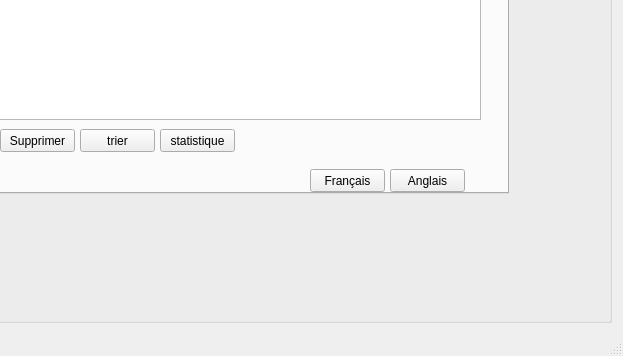
Qt form mainwindow.ui (nyrouz911/Smart-Dry-Cleaner-2A13) before a commit; both pictures show x 273 to 896 and y 325 to 681 of the 896 by 681 pixel window.
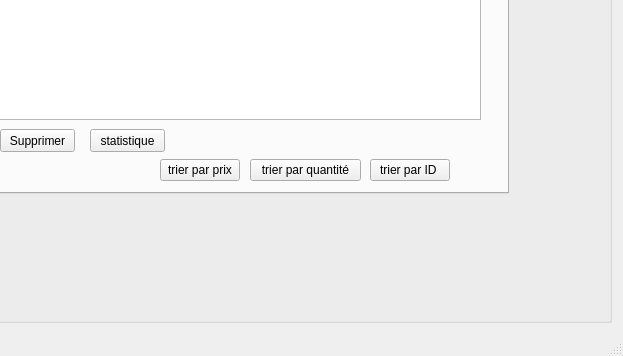
The same form after that commit.

The edit to the form file:
```diff
--- a/mainwindow.ui
+++ b/mainwindow.ui
@@ -200,23 +200,10 @@
           <string>Supprimer</string>
          </property>
         </widget>
-        <widget class="QPushButton" name="pushButton_4">
-         <property name="geometry">
-          <rect>
-           <x>300</x>
-           <y>370</y>
-           <width>75</width>
-           <height>23</height>
-          </rect>
-         </property>
-         <property name="text">
-          <string>trier</string>
-         </property>
-        </widget>
         <widget class="QPushButton" name="pushButton_5">
          <property name="geometry">
           <rect>
-           <x>380</x>
+           <x>310</x>
            <y>370</y>
            <width>75</width>
            <height>23</height>
@@ -226,32 +213,6 @@
           <string>statistique</string>
          </property>
         </widget>
-        <widget class="QPushButton" name="pushButton_6">
-         <property name="geometry">
-          <rect>
-           <x>530</x>
-           <y>410</y>
-           <width>75</width>
-           <height>23</height>
-          </rect>
-         </property>
-         <property name="text">
-          <string>Français</string>
-         </property>
-        </widget>
-        <widget class="QPushButton" name="pushButton_7">
-         <property name="geometry">
-          <rect>
-           <x>610</x>
-           <y>410</y>
-           <width>75</width>
-           <height>23</height>
-          </rect>
-         </property>
-         <property name="text">
-          <string>Anglais</string>
-         </property>
-        </widget>
         <widget class="QLabel" name="label_6">
          <property name="geometry">
           <rect>
@@ -288,6 +249,45 @@
           <string>inserer image</string>
          </property>
         </widget>
+        <widget class="QPushButton" name="pushButton_6">
+         <property name="geometry">
+          <rect>
+           <x>470</x>
+           <y>400</y>
+           <width>111</width>
+           <height>22</height>
+          </rect>
+         </property>
+         <property name="text">
+          <string>trier par quantité</string>
+         </property>
+        </widget>
+        <widget class="QPushButton" name="pushButton_7">
+         <property name="geometry">
+          <rect>
+           <x>590</x>
+           <y>400</y>
+           <width>80</width>
+           <height>22</height>
+          </rect>
+         </property>
+         <property name="text">
+          <string>trier par ID </string>
+         </property>
+        </widget>
+        <widget class="QPushButton" name="pushButton_4">
+         <property name="geometry">
+          <rect>
+           <x>380</x>
+           <y>400</y>
+           <width>80</width>
+           <height>22</height>
+          </rect>
+         </property>
+         <property name="text">
+          <string>trier par prix</string>
+         </property>
+        </widget>
        </widget>
       </widget>
      </widget>
```
Left out of the diff: 2 changed lines with no effect on the pictures.
